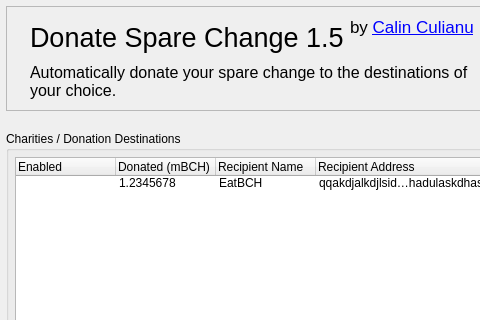
First picture: the form in ui.ui, repository cculianu/DonateSpareChange, before the edit; both pictures show x 0 to 480 and y 0 to 320 of the 1054 by 519 pixel window.
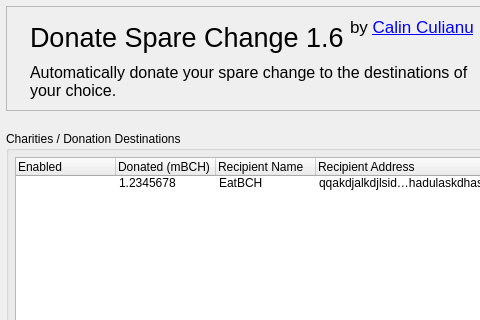
Second picture: the form after the edit. Icons and pictures are not drawn.

```diff
--- a/ui.ui
+++ b/ui.ui
@@ -449,7 +449,7 @@
          </font>
         </property>
         <property name="text">
-         <string>Donate Spare Change 1.5</string>
+         <string>Donate Spare Change 1.6</string>
         </property>
         <property name="alignment">
          <set>Qt::AlignLeading|Qt::AlignLeft|Qt::AlignVCenter</set>
```
